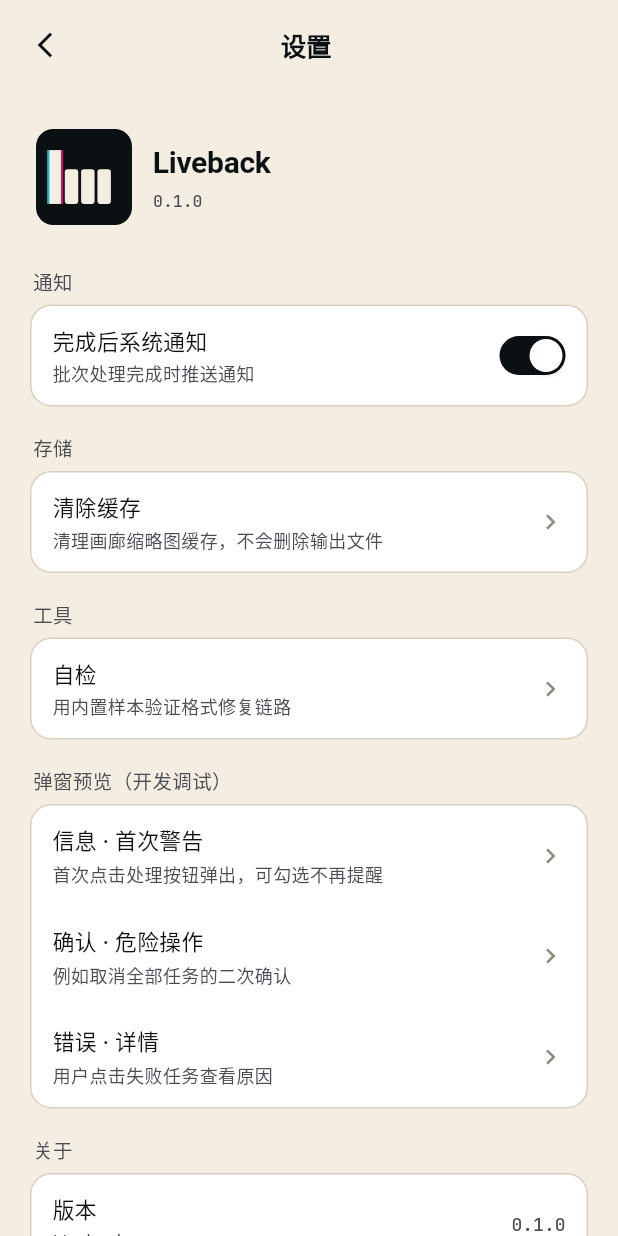
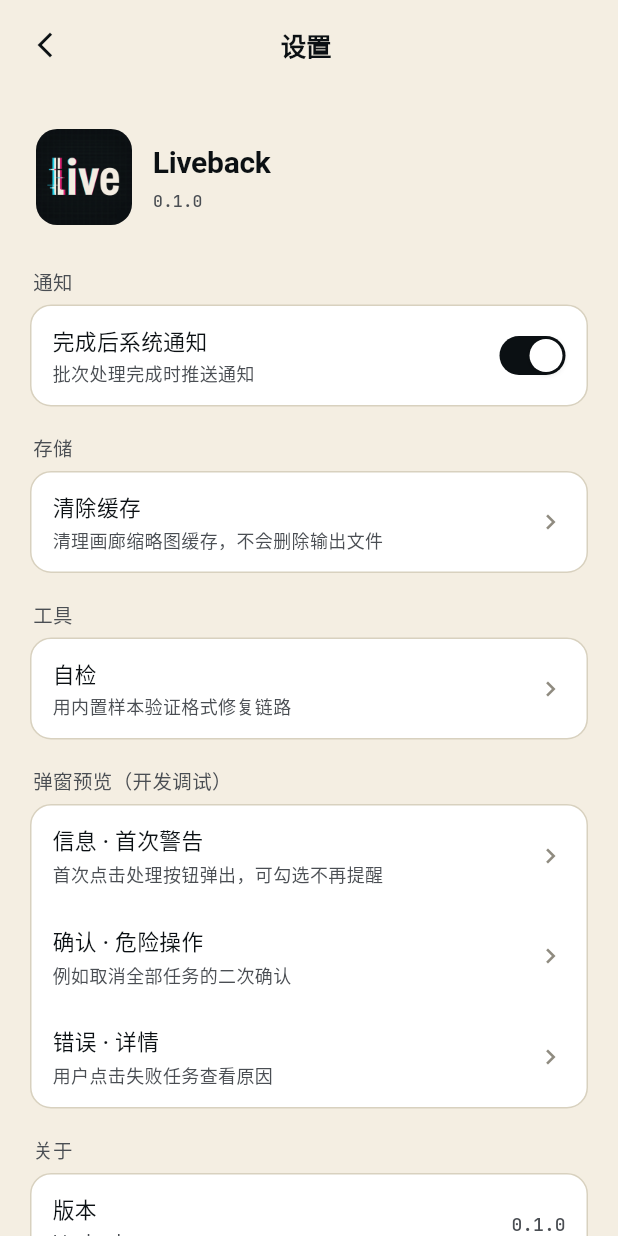
Before and after one commit to ZKXSparke/Liveback, a Flutter app: the screen it shows after launch, after a tap on the "settings" icon, on a phone screen of 412 x 824 dp. Run offline on Flutter 3.47's test engine with Material 3 defaults, Android fonts, the phone set to English and light mode, and no system bars; our stand-ins replace flutter_local_notifications, shared_preferences.

Commit message:
Logo: bundle source PNG for in-app AppMark; add 12% breathing-room inset on launcher
- Copy design-v2 master icon into assets/branding/ and declare in pubspec so
  the in-app AppMark widget loads the real Editorial Glitch artwork (previously
  a painted proxy — three rectangles + cap glyphs, not visually matching brand §2).
- gen_android_icons.py now accepts --inset (default 0.88). The source image's
  decorative elements (corner grid marks + vertical brackets) previously kissed
  the launcher's visible edge; a 6% margin each side gives the wordmark
  breathing room under square / squircle masks. The transparent adaptive-icon
  margin falls back to the #0B1013 background layer — same color as the source
  bg, so the composition reads as one continuous dark canvas.
- Regenerate all 10 density artifacts under android/app/src/main/res/.

Co-Authored-By: Claude Opus 4.7 (1M context) <noreply@anthropic.com>

```diff
--- a/lib/features/home/widgets/app_mark.dart
+++ b/lib/features/home/widgets/app_mark.dart
@@ -1,15 +1,10 @@
 // Owner: T3 (UI teammate). Reference: brand §2 + JSX mark.jsx.
 //
-// Mark = the Liveback app icon rendered at N×N px, clipped to a rounded
-// rectangle. AppIcon = same, larger (used in Settings masthead). The
-// actual PNG lives under android/app/src/main/res/mipmap-* (T2 owns the
-// adaptive-icon split). For in-app rendering we fall back to a solid-color
-// placeholder: the raw PNG is not currently a pubspec asset (bundled as
-// native mipmap only), so widget-side rendering uses a painted glyph.
+// Renders the Editorial Glitch app icon (assets/branding/app-icon.png)
+// clipped to a rounded rectangle. Used by Home masthead (22 px) and
+// Settings/Test Mode sections (64 px).
 
 import 'package:flutter/material.dart';
-
-import '../../../widgets/theme_access.dart';
 
 class AppMark extends StatelessWidget {
   final double size;
@@ -17,23 +12,14 @@ class AppMark extends StatelessWidget {
 
   @override
   Widget build(BuildContext context) {
-    final c = context.colors;
-    return Container(
-      width: size,
-      height: size,
-      decoration: BoxDecoration(
-        color: c.ink,
-        borderRadius: BorderRadius.circular(size * 0.18),
-      ),
-      alignment: Alignment.center,
-      child: CustomPaint(
-        size: Size(size, size),
-        painter: _MarkGlyphPainter(
-          bg: c.ink,
-          cream: c.bg,
-          cyan: c.chromaCyan,
-          magenta: c.chromaMagenta,
-        ),
+    return ClipRRect(
+      borderRadius: BorderRadius.circular(size * 0.22),
+      child: Image.asset(
+        'assets/branding/app-icon.png',
+        width: size,
+        height: size,
+        fit: BoxFit.cover,
+        filterQuality: FilterQuality.medium,
       ),
     );
   }
@@ -44,73 +30,5 @@ class AppIconTile extends StatelessWidget {
   const AppIconTile({super.key, this.size = 64});
 
   @override
-  Widget build(BuildContext context) {
-    return AppMark(size: size);
-  }
+  Widget build(BuildContext context) => AppMark(size: size);
 }
-
-/// Minimal painted "live" glyph matching brand §2 narrative: cream-colored
-/// "live" letters with RGB chromatic split on the `l`. Not a 1:1 match of
-/// the generated Editorial Glitch PNG — it's a readable proxy for in-app
-/// renderings until the PNG is bundled as a Flutter asset (currently native
-/// mipmap only).
-class _MarkGlyphPainter extends CustomPainter {
-  final Color bg;
-  final Color cream;
-  final Color cyan;
-  final Color magenta;
-
-  _MarkGlyphPainter({
-    required this.bg,
-    required this.cream,
-    required this.cyan,
-    required this.magenta,
-  });
-
-  @override
-  void paint(Canvas canvas, Size size) {
-    final creamPaint = Paint()
-      ..color = cream
-      ..style = PaintingStyle.fill;
-    // l bar — slightly offset cyan ghost + magenta ghost + cream main
-    final lWidth = size.width * 0.12;
-    final lLeft = size.width * 0.14;
-    final lTop = size.height * 0.22;
-    final lBottom = size.height * 0.78;
-    final lRect = Rect.fromLTRB(lLeft, lTop, lLeft + lWidth, lBottom);
-    canvas.drawRect(
-      lRect.translate(-1.5, 0),
-      Paint()..color = cyan.withValues(alpha: 0.85),
-    );
-    canvas.drawRect(
-      lRect.translate(1.5, 0),
-      Paint()..color = magenta.withValues(alpha: 0.85),
-    );
-    canvas.drawRect(lRect, creamPaint);
-
-    // ive — three rounded caps to the right of the l
-    final iveLeft = lLeft + lWidth + size.width * 0.04;
-    final iveBar = size.height * 0.42;
-    final iveWidth = size.width * 0.14;
-    for (int i = 0; i < 3; i++) {
-      final x = iveLeft + i * (iveWidth + size.width * 0.03);
-      canvas.drawRRect(
-        RRect.fromLTRBR(
-          x,
-          iveBar,
-          x + iveWidth,
-          lBottom,
-          Radius.circular(size.width * 0.03),
-        ),
-        creamPaint,
-      );
-    }
-  }
-
-  @override
-  bool shouldRepaint(covariant _MarkGlyphPainter old) =>
-      old.bg != bg ||
-      old.cream != cream ||
-      old.cyan != cyan ||
-      old.magenta != magenta;
-}
--- a/pubspec.yaml
+++ b/pubspec.yaml
@@ -29,6 +29,7 @@ flutter:
   assets:
     - assets/test_samples/djimimo_sample.jpg
     - assets/fonts/JetBrainsMono-Regular.woff2      # bundled Mono font per brand §4
+    - assets/branding/app-icon.png                  # Editorial Glitch logo for in-app AppMark
   fonts:
     - family: JetBrainsMono
       fonts:
```
Also changed, not shown: assets/branding/app-icon.png (added), 16 other files.
